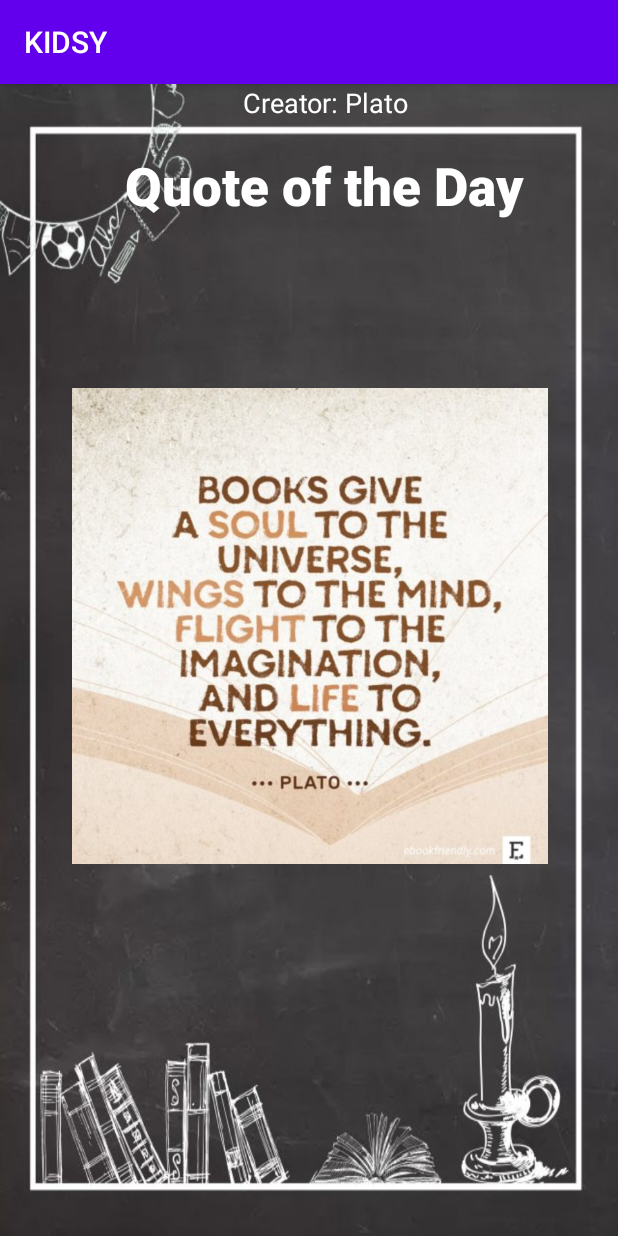
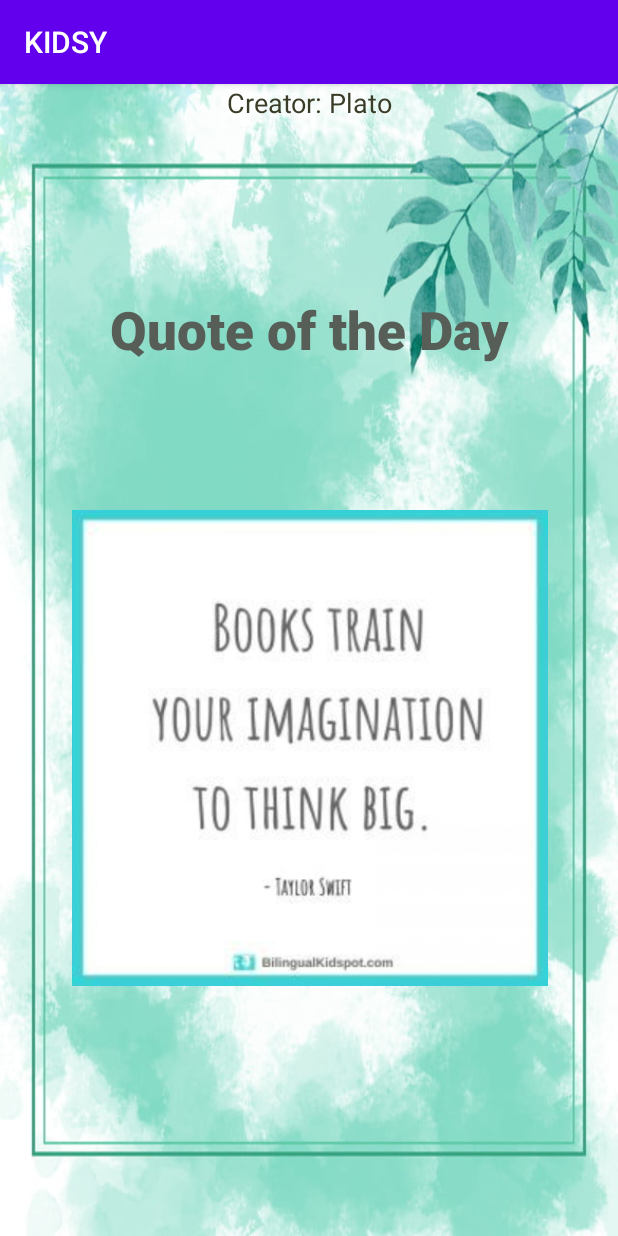
Before and after one commit to Samindi99/KIDSY-Final, an Android app: the Quote screen opened directly, with no data from a screen before it, on a phone screen of 412 x 824 dp. Run offline under Robolectric (Android 15) with nearby library versions, the phone set to English and light mode, and no system bars.

Commit message:
Quote Updated

```diff
--- a/app/src/main/AndroidManifest.xml
+++ b/app/src/main/AndroidManifest.xml
@@ -12,7 +12,7 @@
         android:roundIcon="@mipmap/ic_launcher_round"
         android:supportsRtl="true"
         android:theme="@style/AppTheme">
-        <activity android:name=".Entertainment"></activity>
+        <activity android:name=".Entertainment" />
         <activity android:name=".AdminEmployee" />
         <activity android:name=".ImagesActivity" />
         <activity android:name=".Quote" />
--- a/app/src/main/res/layout/activity_quote.xml
+++ b/app/src/main/res/layout/activity_quote.xml
@@ -5,7 +5,7 @@
     android:layout_width="match_parent"
     android:layout_height="match_parent"
     tools:context=".Quote"
-    android:background="@drawable/bg15">
+    android:background="@drawable/b13">
 
     <ImageView
         android:id="@+id/Quoteimage"
@@ -15,8 +15,8 @@
         app:layout_constraintEnd_toEndOf="parent"
         app:layout_constraintStart_toStartOf="parent"
         app:layout_constraintTop_toTopOf="parent"
-        app:layout_constraintVertical_bias="0.449"
-        app:srcCompat="@drawable/image_2" />
+        app:layout_constraintVertical_bias="0.63"
+        app:srcCompat="@drawable/image1" />
 
     <TextView
         android:id="@+id/tv_author"
@@ -24,27 +24,26 @@
         android:layout_height="20dp"
         android:text="@string/author"
         android:textAlignment="center"
-        android:textColor="#ffffff"
+        android:textColor="#3A3C28"
         android:textSize="18sp"
         app:layout_constraintEnd_toEndOf="parent"
-        app:layout_constraintHorizontal_bias="0.541"
         app:layout_constraintStart_toStartOf="parent"
-        tools:layout_editor_absoluteY="137dp" />
+        tools:layout_editor_absoluteY="221dp" />
 
     <TextView
         android:id="@+id/topic4"
         android:layout_width="312dp"
         android:layout_height="45dp"
-        android:layout_marginTop="44dp"
+        android:layout_marginTop="140dp"
         android:fontFamily="sans-serif-black"
-        android:shadowColor="#ffffff"
+        android:shadowColor="#CDDC39"
         android:text="@string/topic"
         android:textAlignment="center"
-        android:textColor="#ffffff"
+        android:textColor="#575E57"
         android:textSize="35sp"
         android:textStyle="bold"
         app:layout_constraintEnd_toEndOf="parent"
-        app:layout_constraintHorizontal_bias="0.595"
+        app:layout_constraintHorizontal_bias="0.494"
         app:layout_constraintStart_toStartOf="parent"
         app:layout_constraintTop_toTopOf="parent" />
 
```
Also changed, not shown: app/src/main/res/drawable/b13.jpg (added), app/src/main/res/drawable/exit_fullscreen.png (deleted), app/src/main/res/drawable/full_screen.png (deleted), app/src/main/res/drawable/heart.png (deleted), app/src/main/res/drawable/image1.jpg (added), app/src/main/res/drawable/image_2.jpg (deleted).
